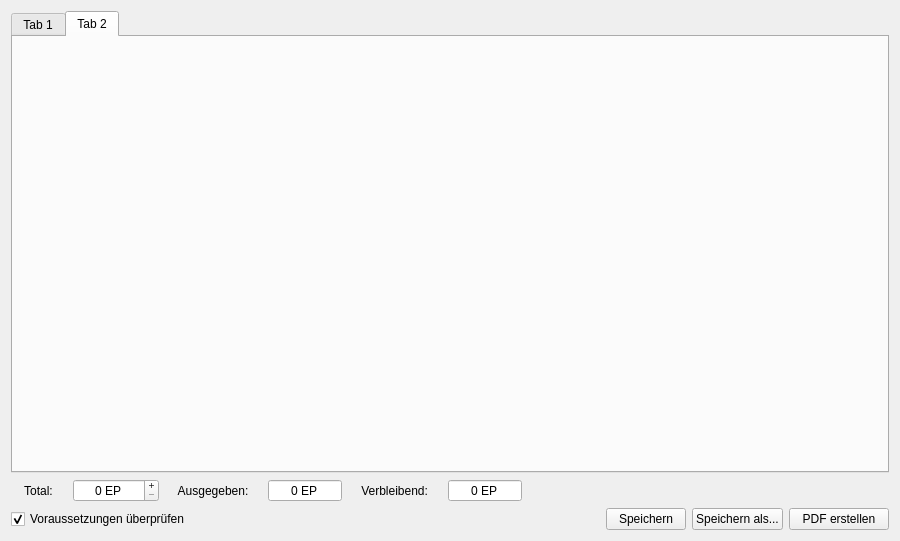
This is UI/CharakterMain.ui in Aeolitus/Sephrasto as Qt 5 draws it before an edit. The edited form follows.
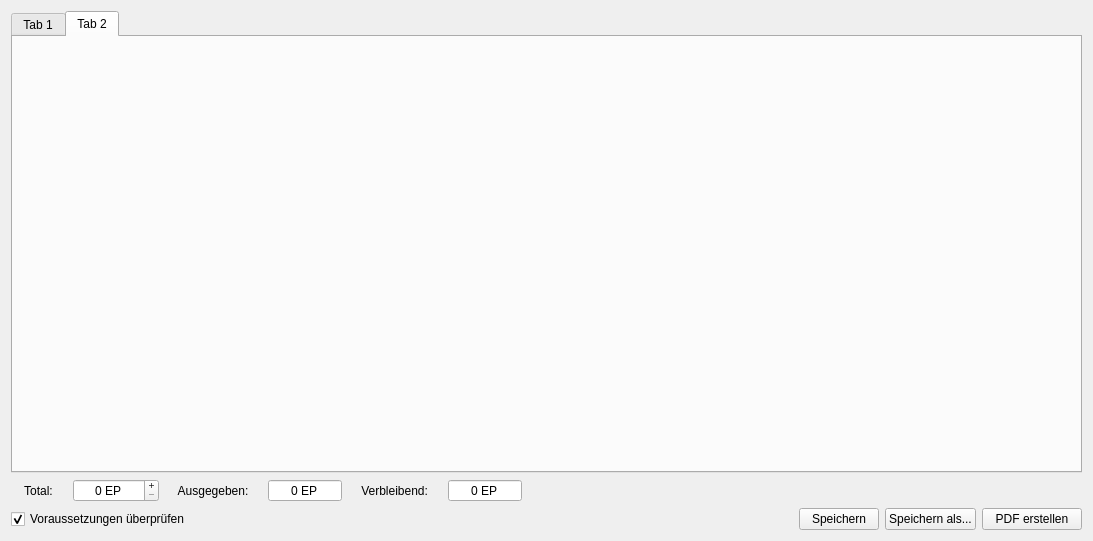
This is the edited form.

Commit message: Fully integrated the Charakter Notiz plugin. Made the main character editor a bit wider to accomodate for the additional tab and removed the left/right padding in the tab titles.

The edit to the form file:
```diff
--- a/UI/CharakterMain.ui
+++ b/UI/CharakterMain.ui
@@ -9,7 +9,7 @@
    <rect>
     <x>0</x>
     <y>0</y>
-    <width>900</width>
+    <width>1093</width>
     <height>541</height>
    </rect>
   </property>
```
The commit also changes 7 other files.
